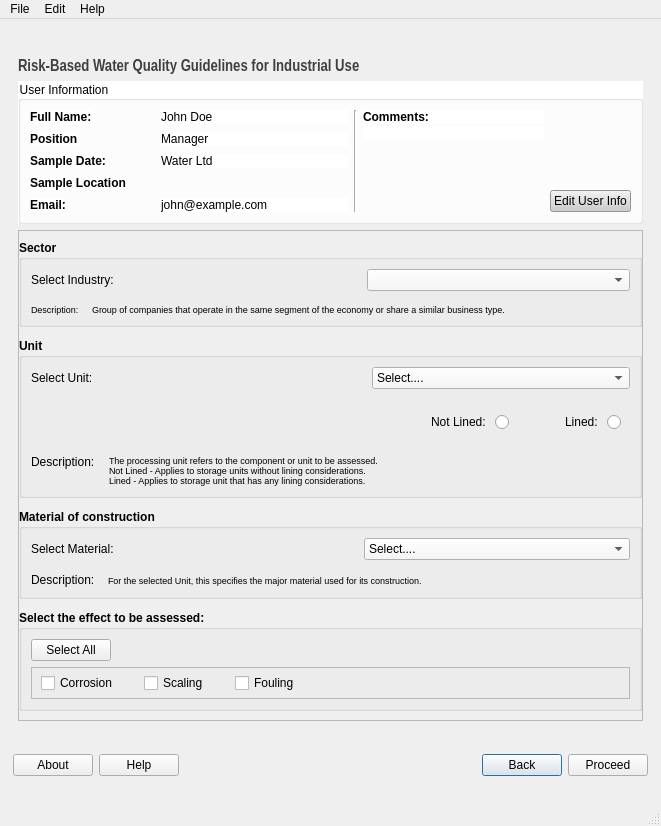
Qt form src/main/resources/base/sector_new.ui (ChiromboKenT/Industrial-Water-Quality-Guidelines-DSS) before a commit.
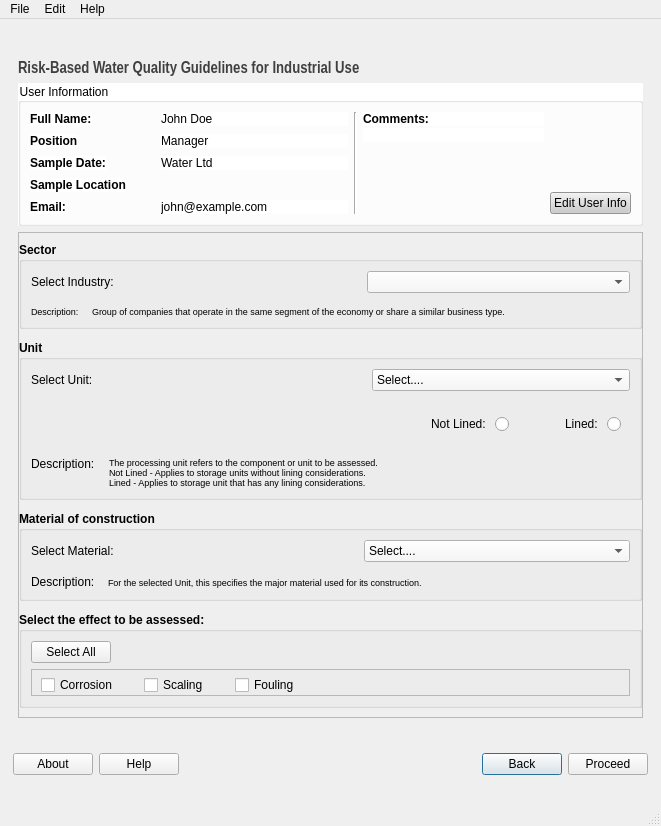
The same form after that commit.

Patch:
```diff
--- a/src/main/resources/base/sector_new.ui
+++ b/src/main/resources/base/sector_new.ui
@@ -804,7 +804,7 @@
                 <number>0</number>
                </property>
                <property name="bottomMargin">
-                <number>5</number>
+                <number>0</number>
                </property>
                <item>
                 <widget class="QCheckBox" name="checkBoxCorrosion_2">
```
Left out of the diff: 2 changed lines with no effect on the pictures.
